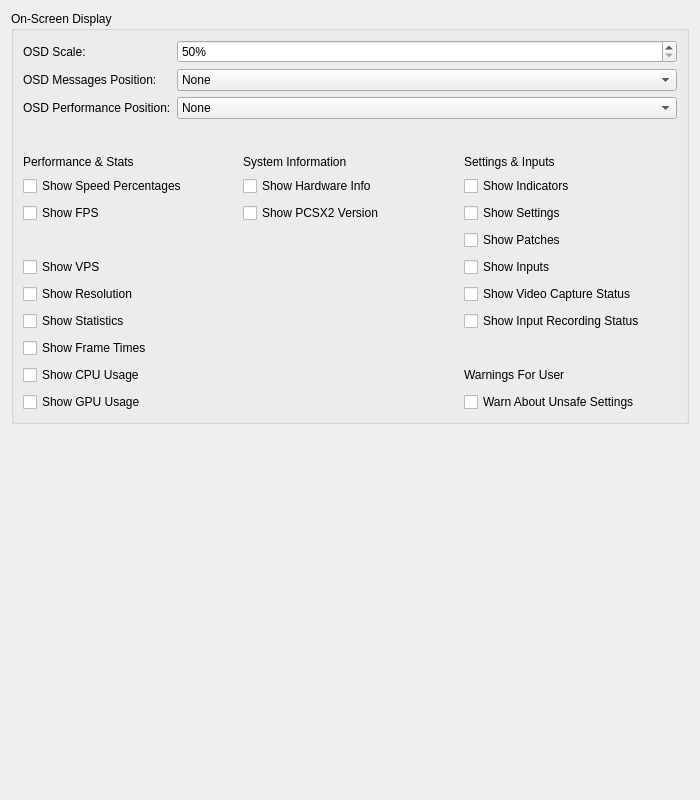
Qt form pcsx2-qt/Settings/GraphicsOnScreenDisplaySettingsTab.ui (PCSX2/pcsx2) before a commit.
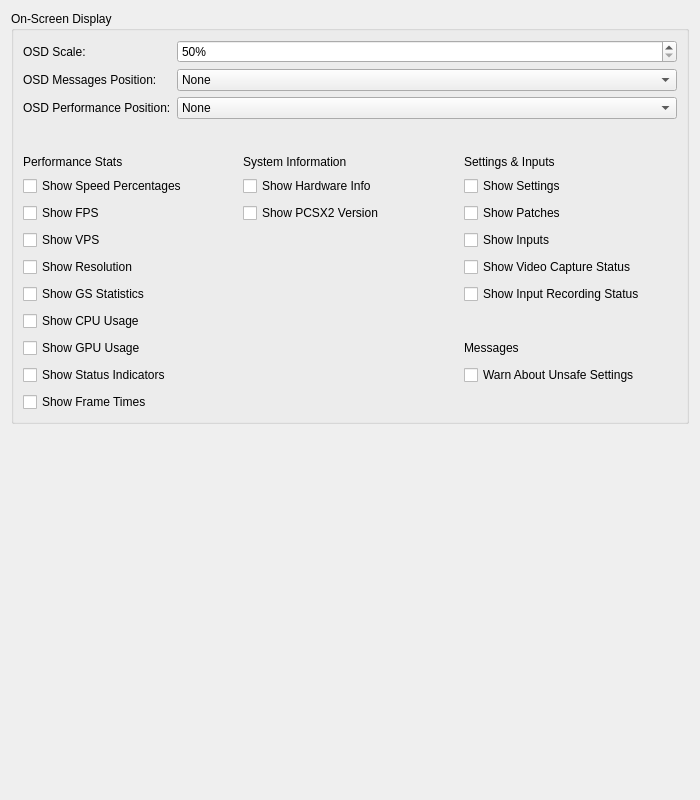
The same form after that commit.

Commit message: OSD: Fix settings order in UI

Patch:
```diff
--- a/pcsx2-qt/Settings/GraphicsOnScreenDisplaySettingsTab.ui
+++ b/pcsx2-qt/Settings/GraphicsOnScreenDisplaySettingsTab.ui
@@ -114,22 +114,22 @@
         <property name="spacing">
          <number>7</number>
         </property>
-        <item row="8" column="0">
+        <item row="9" column="0">
          <widget class="QCheckBox" name="showFrameTimes">
           <property name="text">
            <string>Show Frame Times</string>
           </property>
          </widget>
         </item>
-        <item row="9" column="2">
+        <item row="7" column="2">
          <widget class="QLabel" name="warningLabel">
           <property name="text">
-           <string>Warnings For User</string>
+           <string>Messages</string>
           </property>
          </widget>
         </item>
-        <item row="9" column="0">
-         <widget class="QCheckBox" name="showCPU">
+        <item row="6" column="0">
+         <widget class="QCheckBox" name="showUsageCPU">
           <property name="text">
            <string>Show CPU Usage</string>
           </property>
@@ -142,14 +142,14 @@
           </property>
          </widget>
         </item>
-        <item row="6" column="2">
+        <item row="5" column="2">
          <widget class="QCheckBox" name="showInputRec">
           <property name="text">
            <string>Show Input Recording Status</string>
           </property>
          </widget>
         </item>
-        <item row="5" column="0">
+        <item row="4" column="0">
          <widget class="QCheckBox" name="showResolution">
           <property name="text">
            <string>Show Resolution</string>
@@ -163,15 +163,15 @@
           </property>
          </widget>
         </item>
-        <item row="4" column="0">
+        <item row="3" column="0">
          <widget class="QCheckBox" name="showVPS">
           <property name="text">
            <string>Show VPS</string>
           </property>
          </widget>
         </item>
-        <item row="10" column="0">
-         <widget class="QCheckBox" name="showGPU">
+        <item row="7" column="0">
+         <widget class="QCheckBox" name="showUsageGPU">
           <property name="text">
            <string>Show GPU Usage</string>
           </property>
@@ -187,46 +187,46 @@
         <item row="0" column="0">
          <widget class="QLabel" name="Column0_PerformanceAndStats">
           <property name="text">
-           <string>Performance &amp; Stats</string>
+           <string>Performance Stats</string>
           </property>
          </widget>
         </item>
-        <item row="2" column="2">
+        <item row="1" column="2">
          <widget class="QCheckBox" name="showSettings">
           <property name="text">
            <string>Show Settings</string>
           </property>
          </widget>
         </item>
-        <item row="6" column="0">
+        <item row="5" column="0">
          <widget class="QCheckBox" name="showGSStats">
           <property name="text">
-           <string>Show Statistics</string>
+           <string>Show GS Statistics</string>
           </property>
          </widget>
         </item>
-        <item row="1" column="2">
-         <widget class="QCheckBox" name="showIndicators">
+        <item row="8" column="0">
+         <widget class="QCheckBox" name="showStatusIndicators">
           <property name="text">
-           <string>Show Indicators</string>
+           <string>Show Status Indicators</string>
           </property>
          </widget>
         </item>
-        <item row="5" column="2">
+        <item row="4" column="2">
          <widget class="QCheckBox" name="showVideoCapture">
           <property name="text">
            <string>Show Video Capture Status</string>
           </property>
          </widget>
         </item>
-        <item row="4" column="2">
+        <item row="3" column="2">
          <widget class="QCheckBox" name="showInputs">
           <property name="text">
            <string>Show Inputs</string>
           </property>
          </widget>
         </item>
-        <item row="10" column="2">
+        <item row="8" column="2">
          <widget class="QCheckBox" name="warnAboutUnsafeSettings">
           <property name="text">
            <string>Warn About Unsafe Settings</string>
@@ -254,7 +254,7 @@
           </property>
          </widget>
         </item>
-        <item row="3" column="2">
+        <item row="2" column="2">
          <widget class="QCheckBox" name="showPatches">
           <property name="text">
            <string>Show Patches</string>
```
Left out of the diff: 10 changed lines with no effect on the pictures. The commit also changes 4 other files.
